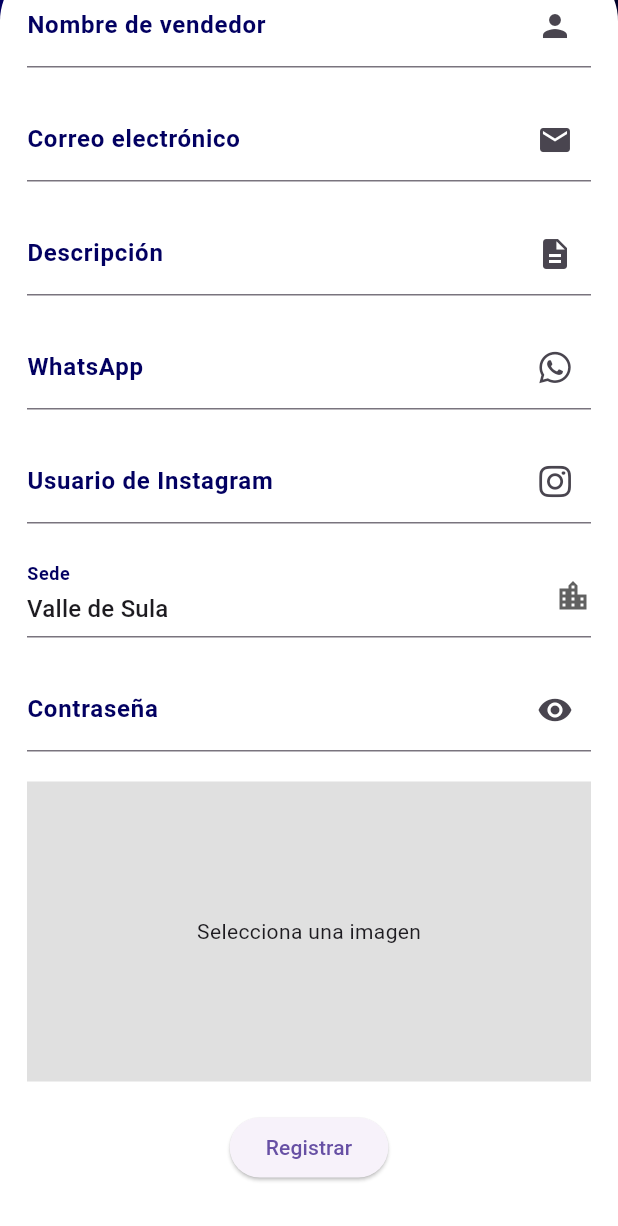
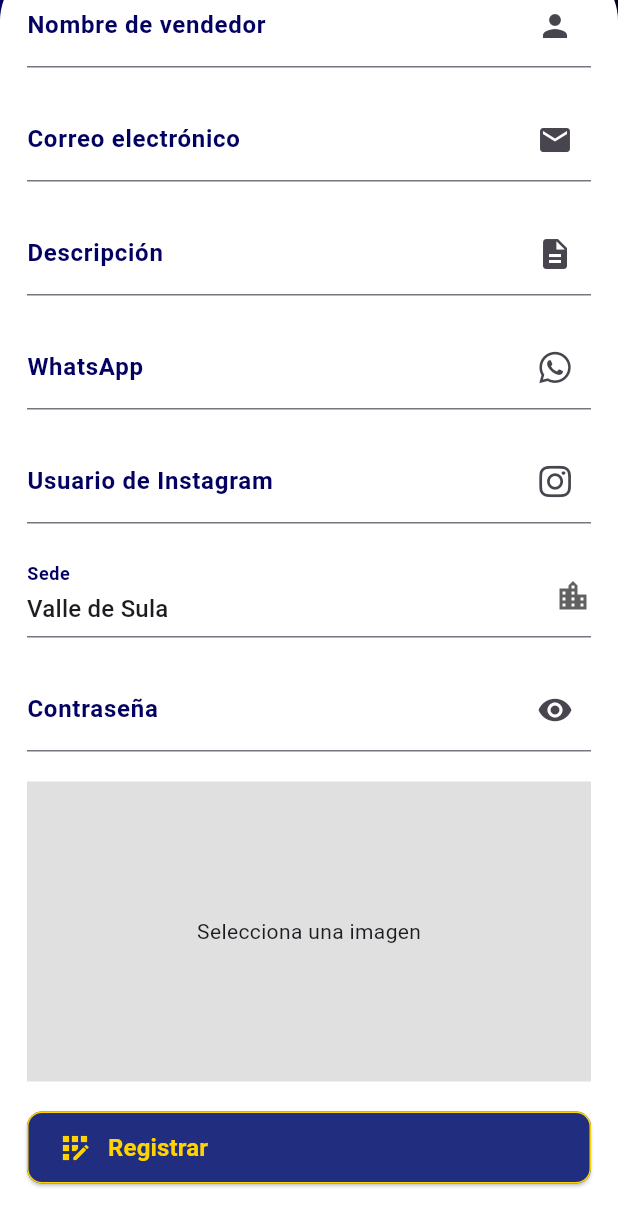
Before and after one commit to DanielGiron20/pumitasEmprendedores, a Flutter app: the RegistroPage screen opened by its route, scrolled down 226 dp, on a phone screen of 412 x 824 dp. Shown: the top 1226 px of the screen. Run offline on Flutter 3.47's test engine with Material 3 defaults, Android fonts, the phone set to English and light mode, and no system bars; our stand-ins replace animate_do, cloud_firestore, firebase_auth, firebase_core, firebase_storage, font_awesome_flutter and 4 more; accounts and stored records are empty; network calls fail.

```diff
--- a/lib/login_page.dart
+++ b/lib/login_page.dart
@@ -58,8 +58,8 @@ class _LoginPageState extends State<LoginPage> {
         if (user != null && user.emailVerified) {
         } else {
           // El correo aún no ha sido verificado
-          Get.snackbar(
-              'Error', 'Por favor, verifica tu correo antes de continuar',
+          Get.snackbar('Error',
+              'Por favor, confirma tu correo institucional antes de continuar para saber que te pertenece',
               backgroundColor: Colors.red, colorText: Colors.white);
           Navigator.of(context).pop();
           return;
--- a/lib/mi_producto.dart
+++ b/lib/mi_producto.dart
@@ -163,7 +163,7 @@ class _MiProductoPageState extends State<MiProductoPage> {
       try {
         QuerySnapshot productQuery = await firestore
             .collection('products')
-            .doc('vs products')
+            .doc('vs')
             .collection('vs')
             .where('name', isEqualTo: widget.name)
             .where('description', isEqualTo: widget.description)
@@ -175,7 +175,7 @@ class _MiProductoPageState extends State<MiProductoPage> {
 
           await firestore
               .collection('products')
-              .doc('vs products')
+              .doc('vs')
               .collection('vs')
               .doc(productDocId)
               .delete();
--- a/lib/registro_page.dart
+++ b/lib/registro_page.dart
@@ -8,6 +8,7 @@ import 'package:font_awesome_flutter/font_awesome_flutter.dart';
 import 'package:get/get.dart';
 import 'package:image_cropper/image_cropper.dart';
 import 'package:image_picker/image_picker.dart';
+import 'package:pumitas_emprendedores/wigets/custom_buttom.dart';
 import 'package:pumitas_emprendedores/wigets/custom_imputs.dart';
 
 class RegistroPage extends StatefulWidget {
@@ -27,7 +28,7 @@ class _RegistroPageState extends State<RegistroPage> {
   final _picker = ImagePicker();
   final _sedeController = TextEditingController();
   File? _logoFile;
-  BuildContext? _dialogContext;
+  late BuildContext _dialogContext;
 
   final GlobalKey<FormState> _formKey = GlobalKey<FormState>();
 
@@ -147,25 +148,26 @@ class _RegistroPageState extends State<RegistroPage> {
           'sede': _sedeController.text,
           'eneable': 0,
           'reporte': 0,
-          'mf': 1,
+          'mf': 0,
         });
-
-        // Mostrar un mensaje de éxito
-        Get.snackbar('Verificación de correo',
-            'Se ha enviado un correo de verificación. Verifica tu correo antes de continuar.',
-            backgroundColor: Color.fromARGB(255, 33, 46, 127),
-            colorText: Colors.white);
 
         // Restablecer el formulario
         _formKey.currentState?.reset();
         setState(() {
           _logoFile = null;
         });
+        // Mostrar un mensaje de éxito
+        Get.snackbar('Confirmacion de correo',
+            'Se ha enviado un correo de verificación.Ve a tu correo institucional antes de continuar para verificar que te pertenece.',
+            backgroundColor: Color.fromARGB(255, 33, 46, 127),
+            colorText: Colors.white);
 
         Navigator.of(context).pop();
         Navigator.pop(context);
+        Navigator.pop(context);
       } catch (e) {
         Navigator.of(context).pop();
+        Navigator.pop(context);
         Get.snackbar('Error', 'Error al registrar el vendedor');
         print("Error: $e");
       }
@@ -174,7 +176,6 @@ class _RegistroPageState extends State<RegistroPage> {
           backgroundColor: Colors.red, colorText: Colors.white);
     }
   }
-
 
   void _showTerms(BuildContext context) {
     showDialog(
@@ -191,7 +192,8 @@ void _showTerms(BuildContext context) {
                 padding: EdgeInsets.all(16.0),
                 decoration: BoxDecoration(
                   color: const Color.fromARGB(255, 57, 160, 212),
-                borderRadius: BorderRadius.vertical(top: Radius.circular(15.0)),
+                  borderRadius:
+                      BorderRadius.vertical(top: Radius.circular(15.0)),
                 ),
                 child: Row(
                   children: [
@@ -257,7 +259,6 @@ void _showTerms(BuildContext context) {
     );
   }
 
-
   void _validateEmail() async {
     // Verificar si el formulario es válido
     if (!(_formKey.currentState?.validate() ?? false)) {
@@ -294,7 +295,8 @@ void _validateEmail() async {
     } else if (querySnapshot2.docs.isNotEmpty) {
       ScaffoldMessenger.of(context).showSnackBar(
         const SnackBar(
-        content: Text('El nombre de usuario ya existe, por favor ingrese otro.'),
+          content:
+              Text('El nombre de usuario ya existe, por favor ingrese otro.'),
           backgroundColor: Colors.red,
         ),
       );
@@ -303,8 +305,6 @@ void _validateEmail() async {
       _showTerms(context);
     }
   }
-
-
 
   @override
   Widget build(BuildContext context) {
@@ -437,7 +437,7 @@ void _validateEmail() async {
                           controller: _instagramController,
                           validator: null, // No hay validación específica
                           teclado: TextInputType.url,
-                          hint: 'Ingrese el enlace de Instagram',
+                          hint: 'Ingrese su usuario de Instagram',
                           nombrelabel: 'Usuario de Instagram',
                           icono: FontAwesomeIcons.instagram,
                           show: false,
@@ -489,9 +489,12 @@ void _validateEmail() async {
                           ),
                         ),
                         const SizedBox(height: 20),
-                        ElevatedButton(
+                        CustomButton(
                           onPressed: _validateEmail,
-                          child: const Text('Registrar'),
+                          backgroundColor: Color.fromARGB(255, 33, 46, 127),
+                          textColor: Color.fromARGB(255, 255, 211, 0),
+                          icon: Icons.app_registration,
+                          label: 'Registrar',
                         ),
                         const SizedBox(height: 20),
                       ],
--- a/pubspec.yaml
+++ b/pubspec.yaml
@@ -47,6 +47,7 @@ dependencies:
   sqflite: ^2.3.3+1
   url_launcher: ^6.3.0
   animate_do: ^3.3.4
+  flutter_native_splash: ^2.4.1
   image_cropper: ^8.0.2
 dev_dependencies:
   flutter_test:
```
Also changed, not shown: lib/pantalla_principal.dart (+5 -3 lines). Lines whose indentation alone changed are shown as unchanged.
